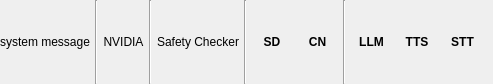
The window that src/airunner/widgets/status/templates/status.ui (Capsize-Games/airunner) describes before a commit, drawn with Qt 5.
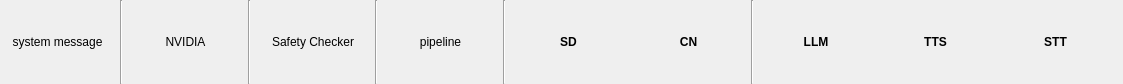
The same window after the commit.

Diff of the .ui file:
```diff
--- a/src/airunner/widgets/status/templates/status.ui
+++ b/src/airunner/widgets/status/templates/status.ui
@@ -6,7 +6,7 @@
    <rect>
     <x>0</x>
     <y>0</y>
-    <width>493</width>
+    <width>1123</width>
     <height>84</height>
    </rect>
   </property>
@@ -101,6 +101,23 @@
      </property>
     </widget>
    </item>
+   <item>
+    <widget class="QLabel" name="pipeline_label">
+     <property name="text">
+      <string>pipeline</string>
+     </property>
+     <property name="alignment">
+      <set>Qt::AlignmentFlag::AlignCenter</set>
+     </property>
+    </widget>
+   </item>
+   <item>
+    <widget class="Line" name="pipeline_divider">
+     <property name="orientation">
+      <enum>Qt::Orientation::Vertical</enum>
+     </property>
+    </widget>
+   </item>
    <item>
     <widget class="QLabel" name="sd_status">
      <property name="font">
```
